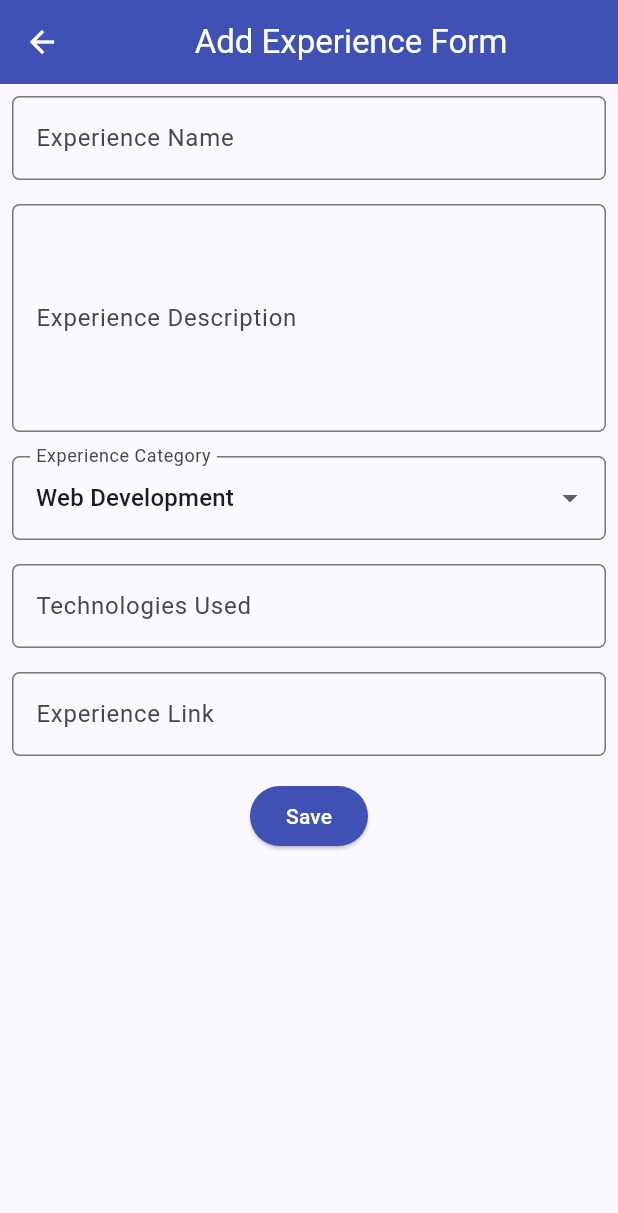
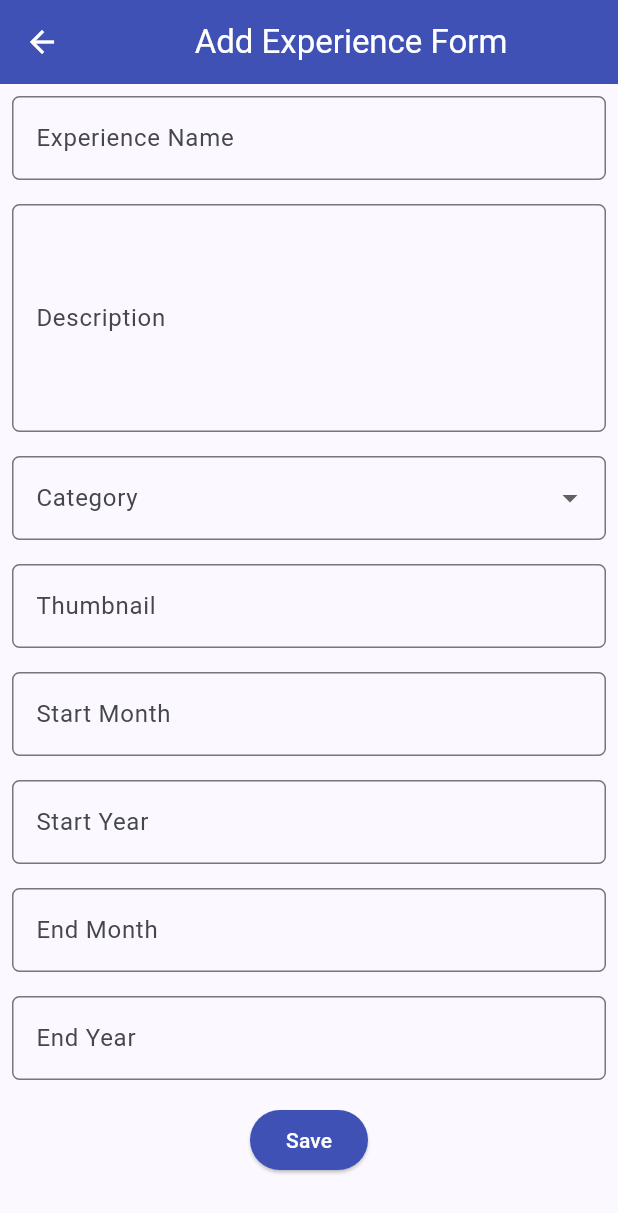
Before and after one commit to gsarahsuoth/myportofolio_mobile, a Flutter app: the ExperienceFormPage screen opened directly, on a phone screen of 412 x 824 dp. Shown: the top 1213 px of the screen. Run offline on Flutter 3.47's test engine with Material 3 defaults, Android fonts, the phone set to English and light mode, and no system bars; our stand-ins replace material_ui.

Commit message:
refactor: update and integrate experience form fields

```diff
--- a/myportofolio_mobile/lib/screens/experience_form.dart
+++ b/myportofolio_mobile/lib/screens/experience_form.dart
@@ -4,25 +4,69 @@ class ExperienceFormPage extends StatefulWidget {
   const ExperienceFormPage({super.key});
 
   @override
-  State<ExperienceFormPage> createState() => _ExperienceFormPage();
+  State<ExperienceFormPage> createState() => _ExperienceFormPageState();
 }
 
-class _ExperienceFormPage extends State<ExperienceFormPage> {
+class _ExperienceFormPageState extends State<ExperienceFormPage> {
   final _formKey = GlobalKey<FormState>();
 
-  String _experienceName = "";
-  String _description = "";
-  String _category = "Web Development"; // default
-  String _technologies = "";
-  String _experienceLink = "";
+  String _title = '';
+  String _description = '';
+  String? _category;
+  String _thumbnail = '';
+  String _startMonth = '';
+  String _startYear = '';
+  String _endMonth = '';
+  String _endYear = '';
 
   final List<String> _categories = [
-    'Web Development',
-    'Mobile Development',
-    'Machine Learning',
-    'Data Science',
-    'Other',
+    'Internship',
+    'Research',
+    'Volunteer',
+    'Part-time',
+    'Full-time',
+    'Freelance',
   ];
+
+  InputDecoration _decoration(String label, {String? hint}) {
+    return InputDecoration(
+      labelText: label,
+      hintText: hint,
+      border: OutlineInputBorder(
+        borderRadius: BorderRadius.circular(5.0),
+      ),
+    );
+  }
+
+  Widget _textField({
+    required String label,
+    required String initialValue,
+    required ValueChanged<String> onChanged,
+    String? hint,
+    int maxLines = 1,
+    TextInputType keyboardType = TextInputType.text,
+    bool required = false,
+  }) {
+    return Padding(
+      padding: const EdgeInsets.all(8.0),
+      child: TextFormField(
+        initialValue: initialValue,
+        maxLines: maxLines,
+        keyboardType: keyboardType,
+        decoration: _decoration(label, hint: hint),
+        onChanged: onChanged,
+        validator: required
+            ? (value) {
+                if (value == null || value.trim().isEmpty) {
+                  return 'Please enter $label.';
+                }
+                return null;
+              }
+            : null,
+      ),
+    );
+  }
+
   @override
   Widget build(BuildContext context) {
     return Scaffold(
@@ -31,171 +75,136 @@ class _ExperienceFormPage extends State<ExperienceFormPage> {
         backgroundColor: Colors.indigo,
         foregroundColor: Colors.white,
       ),
-      // TODO: Add the drawer we created earlier
       body: Form(
         key: _formKey,
         child: SingleChildScrollView(
           child: Column(
             crossAxisAlignment: CrossAxisAlignment.start,
             children: [
-              // === Experience Name ===
-              Padding(
-                padding: const EdgeInsets.all(8.0),
-                child: TextFormField(
-                  decoration: InputDecoration(
-                    hintText: "Experience Name",
-                    labelText: "Experience Name",
-                    border: OutlineInputBorder(
-                      borderRadius: BorderRadius.circular(5.0),
-                    ),
-                  ),
-                  onChanged: (String? value) {
-                    setState(() {
-                      _experienceName = value!;
-                    });
-                  },
-                  validator: (String? value) {
-                    if (value == null || value.trim().isEmpty) {
-                      return "Enter a experience name.";
-                    }
-                    return null;
-                  },
-                ),
-              ),
-              // === Description ===
-              Padding(
-                padding: const EdgeInsets.all(8.0),
-                child: TextFormField(
-                  maxLines: 5,
-                  decoration: InputDecoration(
-                    hintText: "Experience Description",
-                    labelText: "Experience Description",
-                    border: OutlineInputBorder(
-                      borderRadius: BorderRadius.circular(5.0),
-                    ),
-                  ),
-                  onChanged: (String? value) {
-                    setState(() {
-                      _description = value!;
-                    });
-                  },
-                  validator: (String? value) {
-                    if (value == null || value.trim().isEmpty) {
-                      return "Enter a experience description.";
-                    }
-                    return null;
-                  },
-                ),
+              // title
+              _textField(
+                label: 'Experience Name',
+                initialValue: _title,
+                onChanged: (value) => _title = value,
+                required: true,
               ),
 
-              // === Category ===
+              // description
+              _textField(
+                label: 'Description',
+                initialValue: _description,
+                onChanged: (value) => _description = value,
+                maxLines: 5,
+                required: true,
+              ),
+
+              // category
               Padding(
                 padding: const EdgeInsets.all(8.0),
                 child: DropdownButtonFormField<String>(
-                  decoration: InputDecoration(
-                    labelText: "Experience Category",
-                    border: OutlineInputBorder(
-                      borderRadius: BorderRadius.circular(5.0),
-                    ),
-                  ),
-                  initialValue: _category,
+                  decoration: _decoration('Category'),
+                  value: _category,
                   items: _categories
                       .map(
-                        (category) => DropdownMenuItem(
+                        (category) => DropdownMenuItem<String>(
                           value: category,
                           child: Text(category),
                         ),
                       )
                       .toList(),
-                  onChanged: (String? newValue) {
-                    setState(() {
-                      _category = newValue!;
-                    });
+                  onChanged: (value) {
+                    setState(() => _category = value);
                   },
+                  validator: (value) =>
+                      value == null ? 'Please select a category.' : null,
                 ),
               ),
 
-              // === Technologies ===
-              Padding(
-                padding: const EdgeInsets.all(8.0),
-                child: TextFormField(
-                  decoration: InputDecoration(
-                    hintText: "Example: Flutter, Django, Figma",
-                    labelText: "Technologies Used",
-                    border: OutlineInputBorder(
-                      borderRadius: BorderRadius.circular(5.0),
-                    ),
-                  ),
-                  onChanged: (String? value) {
-                    setState(() {
-                      _technologies = value!;
-                    });
-                  },
-                ),
+              // thumbnail
+              _textField(
+                label: 'Thumbnail',
+                initialValue: _thumbnail,
+                onChanged: (value) => _thumbnail = value,
+                hint: 'Enter thumbnail URL',
+                keyboardType: TextInputType.url,
               ),
 
-              // === Experience Link ===
-              Padding(
-                padding: const EdgeInsets.all(8.0),
-                child: TextFormField(
-                  decoration: InputDecoration(
-                    hintText: "Experience URL (optional)",
-                    labelText: "Experience Link",
-                    border: OutlineInputBorder(
-                      borderRadius: BorderRadius.circular(5.0),
+              // start_month and start_year
+              _textField(
+                label: 'Start Month',
+                initialValue: _startMonth,
+                onChanged: (value) => _startMonth = value,
+                hint: 'Example: January or 1',
+                required: true,
               ),
+              _textField(
+                label: 'Start Year',
+                initialValue: _startYear,
+                onChanged: (value) => _startYear = value,
+                hint: 'Example: 2025',
+                keyboardType: TextInputType.number,
+                required: true,
               ),
-                  onChanged: (String? value) {
-                    setState(() {
-                      _experienceLink = value!;
-                    });
-                  },
+
+              // end_month and end_year
+              _textField(
+                label: 'End Month',
+                initialValue: _endMonth,
+                onChanged: (value) => _endMonth = value,
+                hint: 'Leave blank if ongoing',
               ),
+              _textField(
+                label: 'End Year',
+                initialValue: _endYear,
+                onChanged: (value) => _endYear = value,
+                hint: 'Leave blank if ongoing',
+                keyboardType: TextInputType.number,
               ),
-              // === Save Button ===
+
+              // save button
               Align(
                 alignment: Alignment.bottomCenter,
                 child: Padding(
                   padding: const EdgeInsets.all(8.0),
                   child: ElevatedButton(
                     style: ButtonStyle(
-                      backgroundColor: WidgetStateProperty.all(Colors.indigo),
+                      backgroundColor:
+                          WidgetStateProperty.all(Colors.indigo),
                     ),
                     onPressed: () {
                       if (_formKey.currentState!.validate()) {
                         showDialog(
                           context: context,
-                          builder: (context) {
-                            return AlertDialog(
-                              title: const Text('Project added successfully!'),
+                          builder: (context) => AlertDialog(
+                            title: const Text('Experience added successfully!'),
                             content: SingleChildScrollView(
                               child: Column(
                                 crossAxisAlignment: CrossAxisAlignment.start,
+                                mainAxisSize: MainAxisSize.min,
                                 children: [
-                                    Text('Project Name: $_experienceName'),
+                                  Text('Experience Name: $_title'),
                                   Text('Description: $_description'),
                                   Text('Category: $_category'),
-                                    Text('Technologies: $_technologies'),
-                                    Text('Link: $_experienceLink'),
+                                  Text('Thumbnail: $_thumbnail'),
+                                  Text('Start Month: $_startMonth'),
+                                  Text('Start Year: $_startYear'),
+                                  Text('End Month: $_endMonth'),
+                                  Text('End Year: $_endYear'),
                                 ],
                               ),
                             ),
                             actions: [
                               TextButton(
                                 child: const Text('OK'),
-                                  onPressed: () {
-                                    Navigator.pop(context);
-                                    _formKey.currentState!.reset();
-                                  },
+                                onPressed: () => Navigator.pop(context),
                               ),
                             ],
-                            );
-                          },
+                          ),
                         );
                       }
                     },
                     child: const Text(
-                      "Save",
+                      'Save',
                       style: TextStyle(color: Colors.white),
                     ),
                   ),
```
Lines whose indentation alone changed are shown as unchanged.
